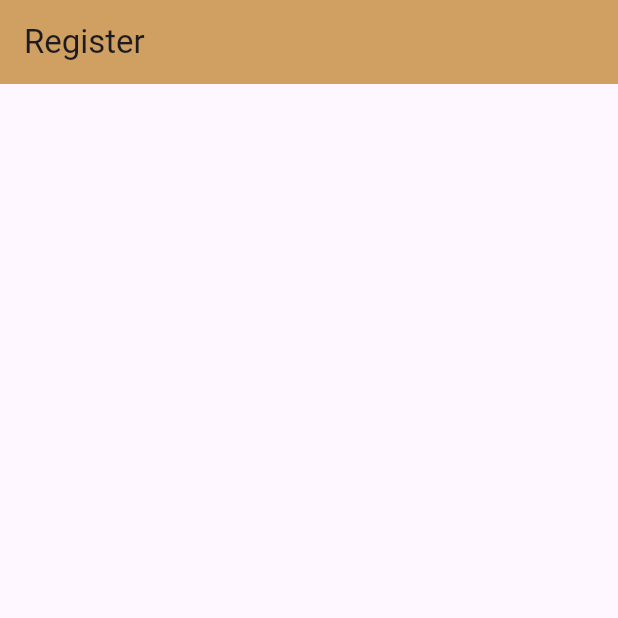
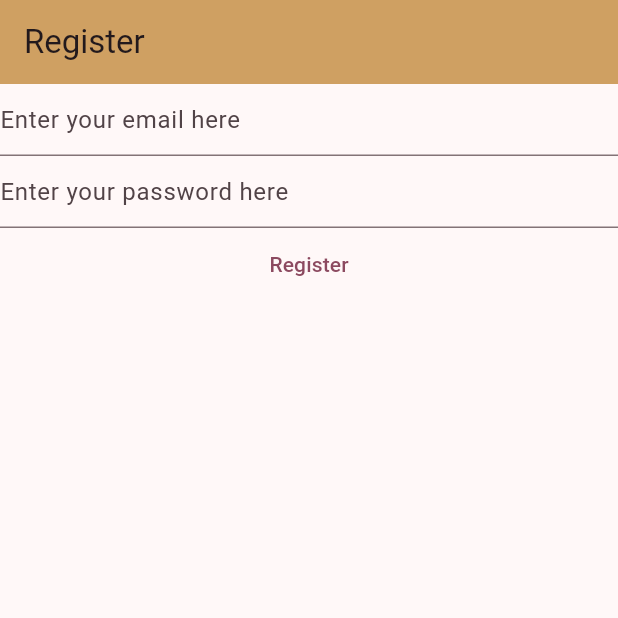
Before and after one commit to odrzywolekmarta/MyNotes, a Flutter app: the screen it shows after launch, on a phone screen of 412 x 824 dp, the top half of it. Run offline on Flutter 3.47's test engine with Material 3 defaults, Android fonts, the phone set to English and light mode, and no system bars; our stand-ins replace firebase_auth; accounts and stored records are empty.

Commit message:
add login page

```diff
--- a/lib/main.dart
+++ b/lib/main.dart
@@ -1,4 +1,5 @@
 import 'package:flutter/material.dart';
+import 'package:firebase_auth/firebase_auth.dart';
 
 void main() {
   runApp(
@@ -6,7 +7,7 @@ void main() {
       title: 'Flutter Demo',
       theme: ThemeData(
 
-        colorScheme: ColorScheme.fromSeed(seedColor: Colors.deepPurple),
+        colorScheme: ColorScheme.fromSeed(seedColor: Colors.black),
         useMaterial3: true,
       ),
       home: const HomePage(),
@@ -14,8 +15,30 @@ void main() {
   );
 }
 
-class HomePage extends StatelessWidget {
+class HomePage extends StatefulWidget {
   const HomePage({super.key});
+
+  @override
+  State<HomePage> createState() => _HomePageState();
+}
+
+class _HomePageState extends State<HomePage> {
+  late final TextEditingController _email;
+  late final TextEditingController _password;
+
+  @override
+  void initState() {
+    _email = TextEditingController();
+    _password = TextEditingController();
+    super.initState();
+  }
+
+  @override
+  void dispose() {
+    _email.dispose();
+    _password.dispose();
+    super.dispose();
+  }
 
   @override
   Widget build(BuildContext context) {
@@ -24,6 +47,32 @@ class HomePage extends StatelessWidget {
         title: const Text('Register'),
         backgroundColor: const Color.fromARGB(255, 207, 160, 98),
       ),
+      body: Column(
+        children: [
+          TextField(
+            controller: _email,
+            decoration: const InputDecoration(
+              hintText: 'Enter your email here'
+            ),
+          ),
+          TextField(
+            controller: _password,
+            decoration: const InputDecoration(
+              hintText: 'Enter your password here'
+            ),
+          ),
+          TextButton(onPressed: () async {
+            // final email = _email.text;
+            // final password = _password.text;
+            // final userCredential = await FirebaseAuth.instance.createUserWithEmailAndPassword(
+            //   email: email,
+            //   password: password);
+            //   print(userCredential);
+          },
+          child: const Text('Register')
+          )
+        ],
+      ),
     );
   }
 }
```
